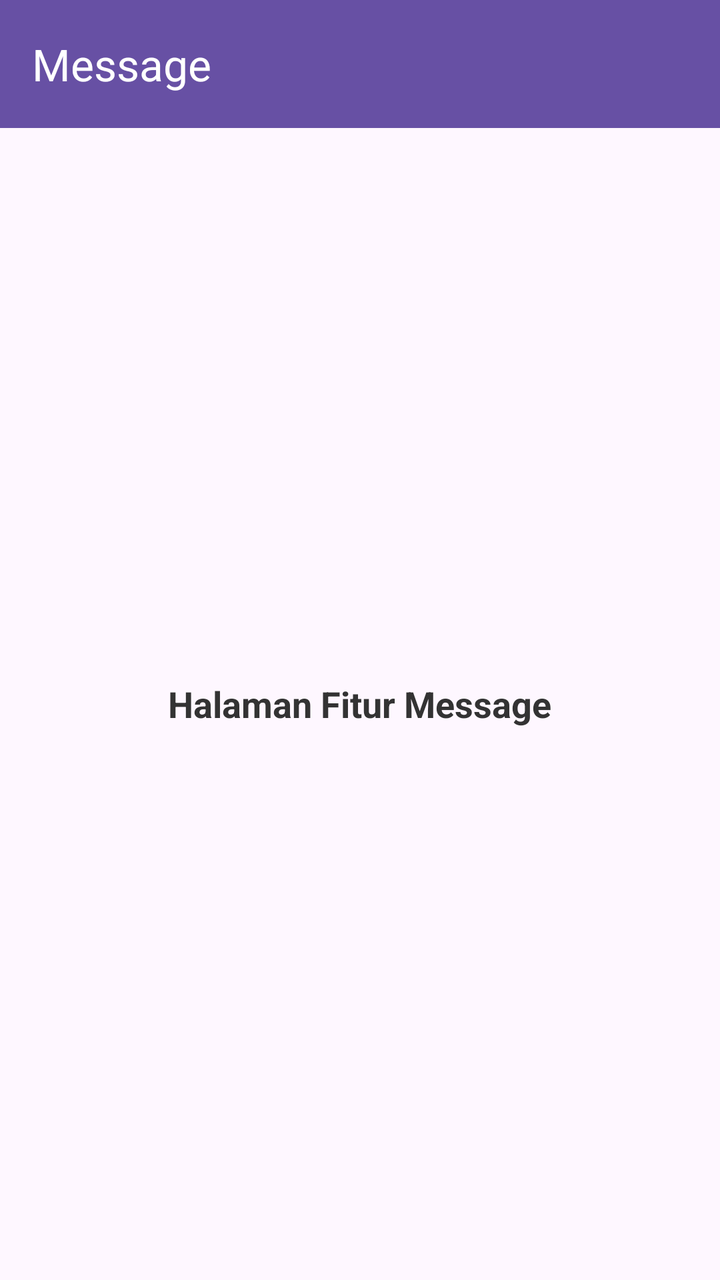
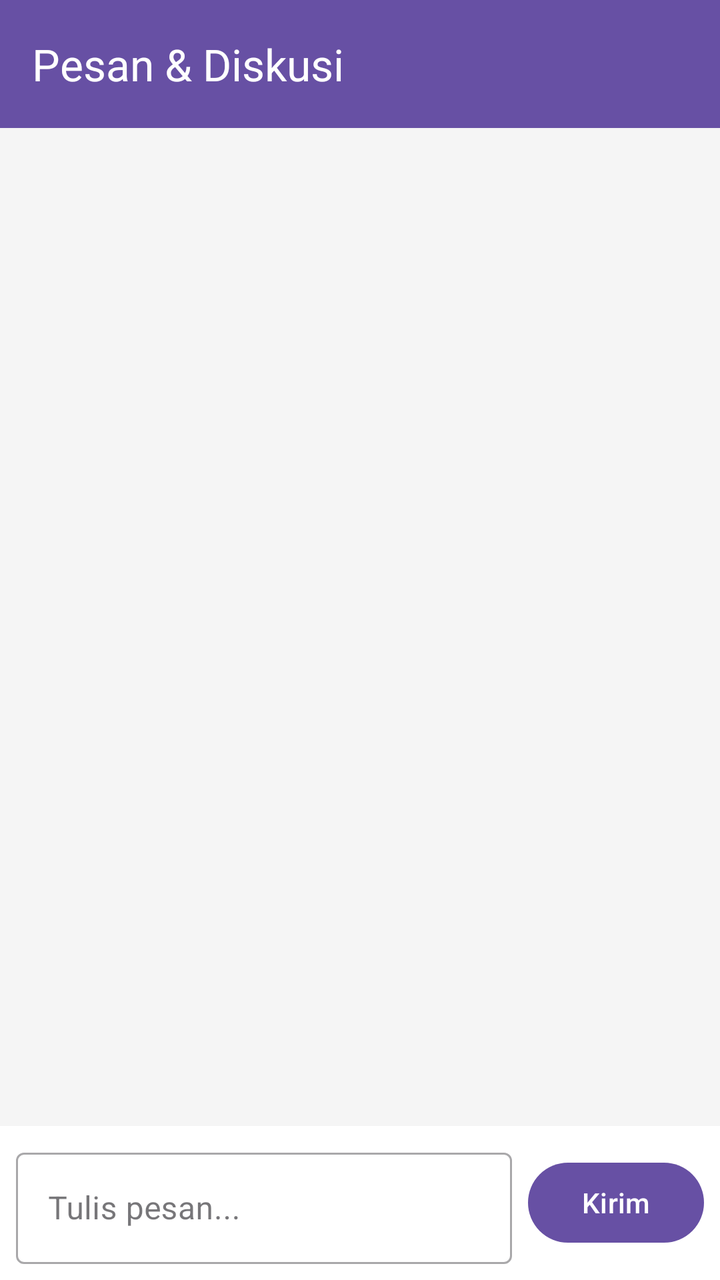

An Android layout rendered at two revisions. The XML below is the earlier revision; the diff shows what the commit changed to produce the second picture.
<!-- AndroidManifest.xml: application theme Theme.LadyMobile -->
<!-- res/layout/fragment_message.xml -->
<?xml version="1.0" encoding="utf-8"?>
<LinearLayout xmlns:android="http://schemas.android.com/apk/res/android"
    xmlns:app="http://schemas.android.com/apk/res-auto"
    android:layout_width="match_parent"
    android:layout_height="match_parent"
    android:orientation="vertical">

    <androidx.appcompat.widget.Toolbar
        android:id="@+id/toolbarMessage"
        android:layout_width="match_parent"
        android:layout_height="?attr/actionBarSize"
        android:background="?attr/colorPrimary"
        app:title="Message"
        app:titleTextColor="#FFFFFF" />

    <FrameLayout
        android:layout_width="match_parent"
        android:layout_height="match_parent"
        android:padding="16dp">

        <TextView
            android:layout_width="wrap_content"
            android:layout_height="wrap_content"
            android:layout_gravity="center"
            android:text="Halaman Fitur Message"
            android:textColor="#333333"
            android:textSize="18sp"
            android:textStyle="bold" />

    </FrameLayout>

</LinearLayout>
<!-- resources referenced by this layout -->
<resources>
  <style name="Theme.LadyMobile" parent="Base.Theme.LadyMobile" />
  <style name="Base.Theme.LadyMobile" parent="Theme.Material3.DayNight.NoActionBar">
          
          
      </style>
</resources>

<!-- the commit's change to res/layout/fragment_message.xml (unified diff, before → after) -->
@@ -3,30 +3,60 @@
     xmlns:app="http://schemas.android.com/apk/res-auto"
     android:layout_width="match_parent"
     android:layout_height="match_parent"
-    android:orientation="vertical">
+    android:orientation="vertical"
+    android:background="#F5F5F5">
 
     <androidx.appcompat.widget.Toolbar
         android:id="@+id/toolbarMessage"
         android:layout_width="match_parent"
         android:layout_height="?attr/actionBarSize"
         android:background="?attr/colorPrimary"
-        app:title="Message"
+        app:title="Pesan &amp; Diskusi"
         app:titleTextColor="#FFFFFF" />
 
-    <FrameLayout
+    <ListView
+        android:id="@+id/listViewMessages"
         android:layout_width="match_parent"
-        android:layout_height="match_parent"
-        android:padding="16dp">
+        android:layout_height="0dp"
+        android:layout_weight="1"
+        android:divider="@null"
+        android:dividerHeight="8dp"
+        android:padding="12dp"
+        android:clipToPadding="false" />
 
-        <TextView
+    <LinearLayout
+        android:layout_width="match_parent"
+        android:layout_height="wrap_content"
+        android:orientation="horizontal"
+        android:padding="8dp"
+        android:background="#FFFFFF"
+        android:gravity="center_vertical">
+
+        <com.google.android.material.textfield.TextInputLayout
+            android:id="@+id/textInputLayoutMessage"
+            style="@style/Widget.MaterialComponents.TextInputLayout.OutlinedBox"
+            android:layout_width="0dp"
+            android:layout_height="wrap_content"
+            android:layout_weight="1"
+            android:hint="Tulis pesan...">
+
+            <com.google.android.material.textfield.TextInputEditText
+                android:id="@+id/editMessageText"
+                android:layout_width="match_parent"
+                android:layout_height="wrap_content"
+                android:inputType="textMultiLine"
+                android:maxLines="3" />
+
+        </com.google.android.material.textfield.TextInputLayout>
+
+        <com.google.android.material.button.MaterialButton
+            android:id="@+id/btnSubmitMessage"
             android:layout_width="wrap_content"
             android:layout_height="wrap_content"
-            android:layout_gravity="center"
-            android:text="Halaman Fitur Message"
-            android:textColor="#333333"
-            android:textSize="18sp"
-            android:textStyle="bold" />
+            android:layout_marginStart="8dp"
+            android:text="Kirim"
+            app:cornerRadius="20dp" />
 
-    </FrameLayout>
+    </LinearLayout>
 
 </LinearLayout>
